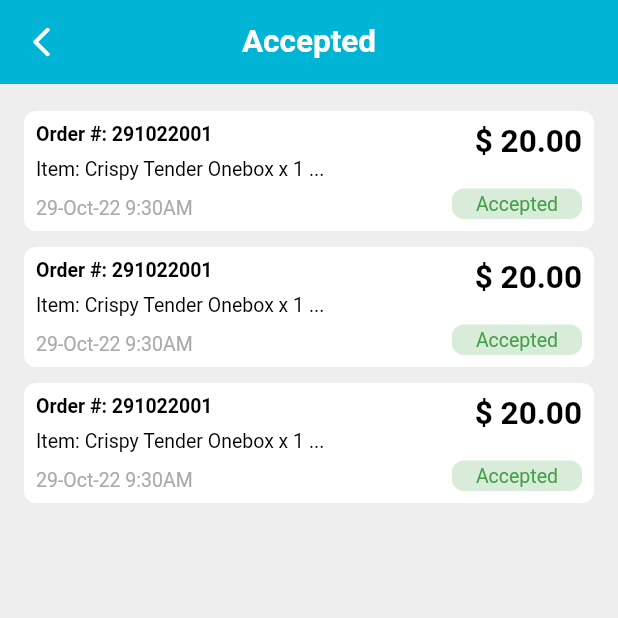
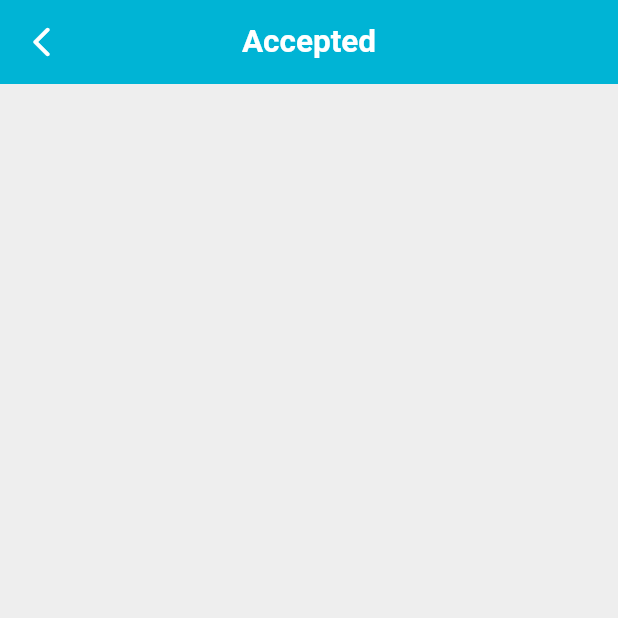
Before and after one commit to MounSovongdy/LoyEat_Merchant_App, a Flutter app: the screen it shows once a user with an empty profile is signed in, after a tap on "Accepted", on a phone screen of 412 x 824 dp, the top half of it. Run offline on Flutter 3.47's test engine with Material 2 defaults, Android fonts, the phone set to English and light mode, and no system bars; our stand-ins replace cloud_firestore, firebase_auth, firebase_core, flutter_phoenix, get, shared_preferences; accounts and stored records are empty.

Commit message:
31-Oct-22

```diff
--- a/lib/src/screens/accept/accepted_screen.dart
+++ b/lib/src/screens/accept/accepted_screen.dart
@@ -1,11 +1,16 @@
 import 'package:flutter/material.dart';
+import 'package:get/get.dart';
+import 'package:loy_eat_merchant_app/models/remote_data.dart';
+import 'package:loy_eat_merchant_app/src/screens/accept/accepted_detail_screen.dart';
+import 'package:loy_eat_merchant_app/src/screens/accept/accepted_view_model.dart';
 import '../../constants/constants.dart';
 import '../../utility/text_style.dart';
 import '../../utility/widget.dart';
-import 'order_accepted_detail_screen.dart';
 
 class AcceptedScreen extends StatelessWidget {
-  const AcceptedScreen({Key? key}) : super(key: key);
+  AcceptedScreen({Key? key}) : super(key: key);
+
+  final acceptedViewModel = Get.put(AcceptedViewModel());
 
   @override
   Widget build(BuildContext context) {
@@ -36,31 +41,46 @@ class AcceptedScreen extends StatelessWidget {
   }
 
   Widget getOrder(BuildContext context) {
+    return Obx(() {
+      final status = acceptedViewModel.orderData.status;
+      if (status == RemoteDataStatus.none) {
+        return AppWidget.noOrderData;
+      } else if (status == RemoteDataStatus.processing) {
+        return AppWidget.loading;
+      } else if (status == RemoteDataStatus.error) {
+        return AppWidget.error;
+      } else {
         return Container(
           margin: const EdgeInsets.symmetric(vertical: 10),
           child: ListView.builder(
             padding: const EdgeInsets.symmetric(horizontal: defaultPaddin),
-        itemCount: 3,
+            itemCount: acceptedViewModel.orderId.length,
             scrollDirection: Axis.vertical,
             itemBuilder: (BuildContext context, index) => AppWidget.order(
+              context: context,
               onTap: () {
+                acceptedViewModel.selectedIndex.value = index;
+
+                debugPrint('tapped: ${acceptedViewModel.orderItems[acceptedViewModel.selectedIndex.value][0]['product_name']}');
+
                 Navigator.push(
                   context,
                   MaterialPageRoute(
-                builder: (context) => OrderAcceptedDetailScreen(),
+                    builder: (context) => AcceptedDetailScreen(),
                   ),
                 );
               },
-          amount: '20.00',
-          orderDate: '29-Oct-22',
-          orderId: '291022001',
-          orderTime: '9:30AM',
-          productName: 'Crispy Tender Onebox',
-          context: context,
-          qty: '1',
+              orderId: acceptedViewModel.orderId[index],
+              orderDate: acceptedViewModel.orderDate[index],
+              orderTime: acceptedViewModel.orderTime[index],
+              productName: acceptedViewModel.orderItems[index][0]['product_name'].toString(),
+              qty: acceptedViewModel.orderItems[index][0]['qty'].toString(),
+              amount: acceptedViewModel.orderAmount[index],
               status: 'Accepted',
             ),
           ),
         );
       }
+    });
   }
+}
--- a/lib/src/screens/home/home_screen.dart
+++ b/lib/src/screens/home/home_screen.dart
@@ -129,7 +129,7 @@ class HomeScreen extends StatelessWidget {
                     Navigator.push(
                       context,
                       MaterialPageRoute(
-                        builder: (context) => const AcceptedScreen(),
+                        builder: (context) => AcceptedScreen(),
                         maintainState: false,
                       ),
                     );
--- a/lib/src/screens/order/order_view_model.dart
+++ b/lib/src/screens/order/order_view_model.dart
@@ -71,9 +71,7 @@ class OrderViewModel extends GetxController {
         for (var data in result.docs) {
           var id = data.data()['order_id'];
 
-          final orderDetail = orderDetailCollection
-              .where('order_id', isEqualTo: id)
-              .snapshots();
+          final orderDetail = orderDetailCollection.where('order_id', isEqualTo: id).snapshots();
           orderDetail.listen((event) {
             if (event.docs.isNotEmpty) {
               for (var element in event.docs) {
```
Also changed, not shown: lib/src/screens/accept/accepted_detail_screen.dart (added, +242 -0 lines), lib/src/screens/accept/order_accepted_detail_screen.dart (deleted, +0 -124 lines). Lines whose indentation alone changed are shown as unchanged.
